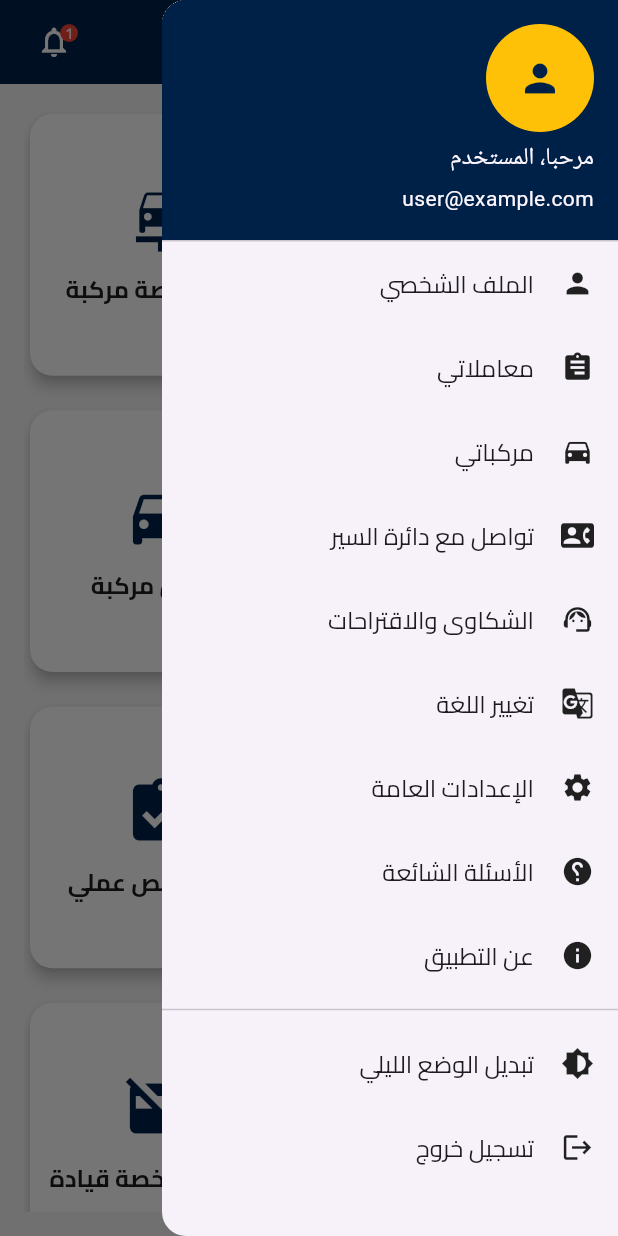
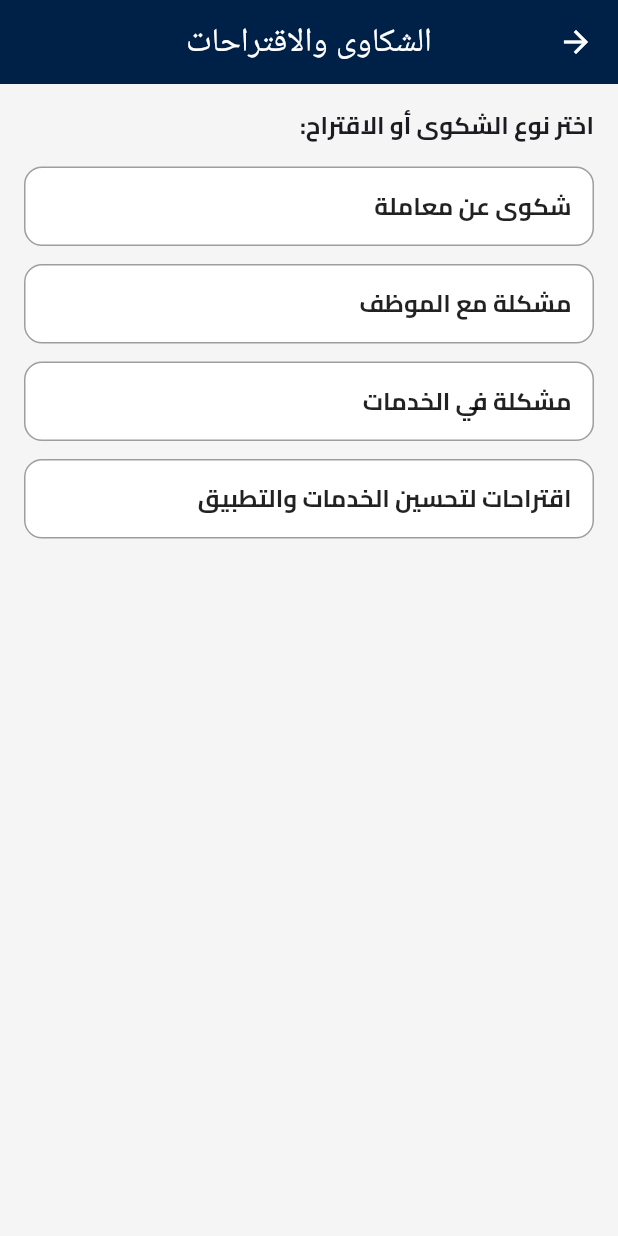
Before and after one commit to osamadweikat/Traffic-Department-Frontend, a Flutter app: the CitizenDashboard screen opened by its route, in the side drawer, after a tap on "الشكاوى والاقتراحات", on a phone screen of 412 x 824 dp. Run offline on Flutter 3.47's test engine with Material 3 defaults, Android fonts, the phone set to English and light mode, and no system bars; our stand-ins replace image_picker, permission_handler, shared_preferences; accounts and stored records are empty.

Commit message:
add complaints screen

```diff
--- /dev/null
+++ b/lib/screens/complaints/complaints_suggestions_screen.dart
@@ -0,0 +1,213 @@
+import 'package:flutter/material.dart';
+import '/theme/app_theme.dart';
+
+class ComplaintsSuggestionsScreen extends StatefulWidget {
+  const ComplaintsSuggestionsScreen({super.key});
+
+  @override
+  State<ComplaintsSuggestionsScreen> createState() => _ComplaintsSuggestionsScreenState();
+}
+
+class _ComplaintsSuggestionsScreenState extends State<ComplaintsSuggestionsScreen> {
+  String? _selectedCategory;
+  final Map<String, TextEditingController> controllers = {
+    'title': TextEditingController(),
+    'description': TextEditingController(),
+    'transactionId': TextEditingController(),
+    'employeeName': TextEditingController(),
+    'suggestionArea': TextEditingController(),
+  };
+
+  final List<String> categories = [
+    'شكوى عن معاملة',
+    'مشكلة مع الموظف',
+    'مشكلة في الخدمات',
+    'اقتراحات لتحسين الخدمات والتطبيق',
+  ];
+
+  void _showConfirmDialog() {
+    showDialog(
+      context: context,
+      builder: (context) => AlertDialog(
+        title: const Text('تأكيد الإرسال'),
+        content: const Text('هل أنت متأكد من إرسال الشكوى؟'),
+        actions: [
+          TextButton(
+            child: const Text('إلغاء'),
+            onPressed: () => Navigator.pop(context),
+          ),
+          ElevatedButton(
+            child: const Text('تأكيد'),
+            onPressed: () {
+              Navigator.pop(context);
+              ScaffoldMessenger.of(context).showSnackBar(
+                const SnackBar(content: Text("تم إرسال النموذج بنجاح")),
+              );
+              controllers.forEach((key, controller) => controller.clear());
+              setState(() => _selectedCategory = null);
+            },
+          ),
+        ],
+      ),
+    );
+  }
+
+  Widget _buildFormForSelectedCategory() {
+    if (_selectedCategory == null) return const SizedBox.shrink();
+
+    switch (_selectedCategory) {
+      case 'شكوى عن معاملة':
+        return _buildTransactionComplaintForm();
+      case 'مشكلة مع الموظف':
+        return _buildEmployeeComplaintForm();
+      case 'مشكلة في الخدمات':
+        return _buildServiceComplaintForm();
+      case 'اقتراحات لتحسين الخدمات والتطبيق':
+        return _buildSuggestionsForm();
+      default:
+        return const SizedBox.shrink();
+    }
+  }
+
+  Widget _buildTransactionComplaintForm() {
+    return Column(
+      children: [
+        const SizedBox(height: 16),
+        _buildTextField('transactionId', 'رقم المعاملة'),
+        const SizedBox(height: 12),
+        _buildTextField('description', 'تفاصيل الشكوى', maxLines: 4),
+        const SizedBox(height: 16),
+        _buildSubmitButton(),
+      ],
+    );
+  }
+
+  Widget _buildEmployeeComplaintForm() {
+    return Column(
+      children: [
+        const SizedBox(height: 16),
+        _buildTextField('employeeName', 'اسم الموظف'),
+        const SizedBox(height: 12),
+        _buildTextField('description', 'تفاصيل المشكلة', maxLines: 4),
+        const SizedBox(height: 16),
+        _buildSubmitButton(),
+      ],
+    );
+  }
+
+  Widget _buildServiceComplaintForm() {
+    return Column(
+      children: [
+        const SizedBox(height: 16),
+        _buildTextField('title', 'عنوان المشكلة'),
+        const SizedBox(height: 12),
+        _buildTextField('description', 'وصف المشكلة بالتفصيل', maxLines: 4),
+        const SizedBox(height: 16),
+        _buildSubmitButton(),
+      ],
+    );
+  }
+
+  Widget _buildSuggestionsForm() {
+    return Column(
+      children: [
+        const SizedBox(height: 16),
+        _buildTextField('suggestionArea', 'المجال المستهدف (خدمة، تطبيق، تجربة مستخدم)'),
+        const SizedBox(height: 12),
+        _buildTextField('description', 'وصف الاقتراح', maxLines: 4),
+        const SizedBox(height: 16),
+        _buildSubmitButton(),
+      ],
+    );
+  }
+
+  Widget _buildTextField(String key, String label, {int maxLines = 1}) {
+    return TextField(
+      controller: controllers[key],
+      maxLines: maxLines,
+      decoration: InputDecoration(
+        labelText: label,
+        border: OutlineInputBorder(borderRadius: BorderRadius.circular(12)),
+      ),
+    );
+  }
+
+  Widget _buildSubmitButton() {
+    return ElevatedButton.icon(
+      icon: const Icon(Icons.send),
+      label: const Text("إرسال"),
+      onPressed: _showConfirmDialog,
+      style: ElevatedButton.styleFrom(
+        foregroundColor: AppTheme.navy,
+        backgroundColor: AppTheme.yellow,
+        shape: RoundedRectangleBorder(borderRadius: BorderRadius.circular(12)),
+        padding: const EdgeInsets.symmetric(vertical: 14, horizontal: 24),
+        elevation: 4,
+      ),
+    );
+  }
+
+  Widget _buildCategorySelector(String category) {
+    final isSelected = _selectedCategory == category;
+    return GestureDetector(
+      onTap: () => setState(() => _selectedCategory = category),
+      child: AnimatedContainer(
+        duration: const Duration(milliseconds: 300),
+        margin: const EdgeInsets.symmetric(vertical: 6),
+        padding: const EdgeInsets.all(14),
+        decoration: BoxDecoration(
+          color: isSelected ? AppTheme.yellow.withOpacity(0.15) : Colors.white,
+          border: Border.all(color: isSelected ? AppTheme.navy : Colors.grey),
+          borderRadius: BorderRadius.circular(12),
+          boxShadow: isSelected
+              ? [BoxShadow(color: AppTheme.navy.withOpacity(0.15), blurRadius: 8, offset: const Offset(0, 4))]
+              : [],
+        ),
+        child: Row(
+          mainAxisAlignment: MainAxisAlignment.spaceBetween,
+          children: [
+            Text(
+              category,
+              style: TextStyle(
+                fontSize: 16,
+                fontWeight: FontWeight.bold,
+                color: isSelected ? AppTheme.navy : Colors.black87,
+              ),
+            ),
+            if (isSelected) const Icon(Icons.check_circle, color: AppTheme.navy)
+          ],
+        ),
+      ),
+    );
+  }
+
+  @override
+  Widget build(BuildContext context) {
+    return Directionality(
+      textDirection: TextDirection.rtl,
+      child: Scaffold(
+        appBar: AppBar(
+          title: const Text("الشكاوى والاقتراحات"),
+          centerTitle: true,
+          backgroundColor: AppTheme.navy,
+        ),
+        backgroundColor: AppTheme.lightGrey,
+        body: SingleChildScrollView(
+          padding: const EdgeInsets.all(16),
+          child: Column(
+            crossAxisAlignment: CrossAxisAlignment.stretch,
+            children: [
+              const Text(
+                "اختر نوع الشكوى أو الاقتراح:",
+                style: TextStyle(fontWeight: FontWeight.bold, fontSize: 16),
+              ),
+              const SizedBox(height: 10),
+              ...categories.map(_buildCategorySelector),
+              _buildFormForSelectedCategory(),
+            ],
+          ),
+        ),
+      ),
+    );
+  }
+}
--- a/lib/widgets/custom_drawer.dart
+++ b/lib/widgets/custom_drawer.dart
@@ -3,6 +3,8 @@ import 'package:traffic_department/screens/contact/contact_us_screen.dart';
 import 'package:traffic_department/screens/profile/profile_screen.dart';
 import 'package:traffic_department/screens/transactions/transactions_screen.dart';
 import 'package:traffic_department/screens/vehicles/vehicles_screen.dart';
+import 'package:traffic_department/screens/complaints/complaints_suggestions_screen.dart'; // تأكد من استيراد الملف بشكل صحيح
+
 import '../theme/app_theme.dart';
 
 class CustomDrawer extends StatelessWidget {
@@ -78,7 +80,20 @@ class CustomDrawer extends StatelessWidget {
               },
             ),
 
-            _buildListTile(Icons.support_agent, "الشكاوى والاقتراحات"),
+            _buildListTile(
+              Icons.support_agent,
+              "الشكاوى والاقتراحات",
+              onTap: () {
+                Navigator.push(
+                  context,
+                  MaterialPageRoute(
+                    builder:
+                        (_) =>
+                            const ComplaintsSuggestionsScreen(),
+                  ),
+                );
+              },
+            ),
             _buildListTile(Icons.g_translate, "تغيير اللغة"),
             _buildListTile(Icons.settings, "الإعدادات العامة"),
             _buildListTile(Icons.help, "الأسئلة الشائعة"),
```
